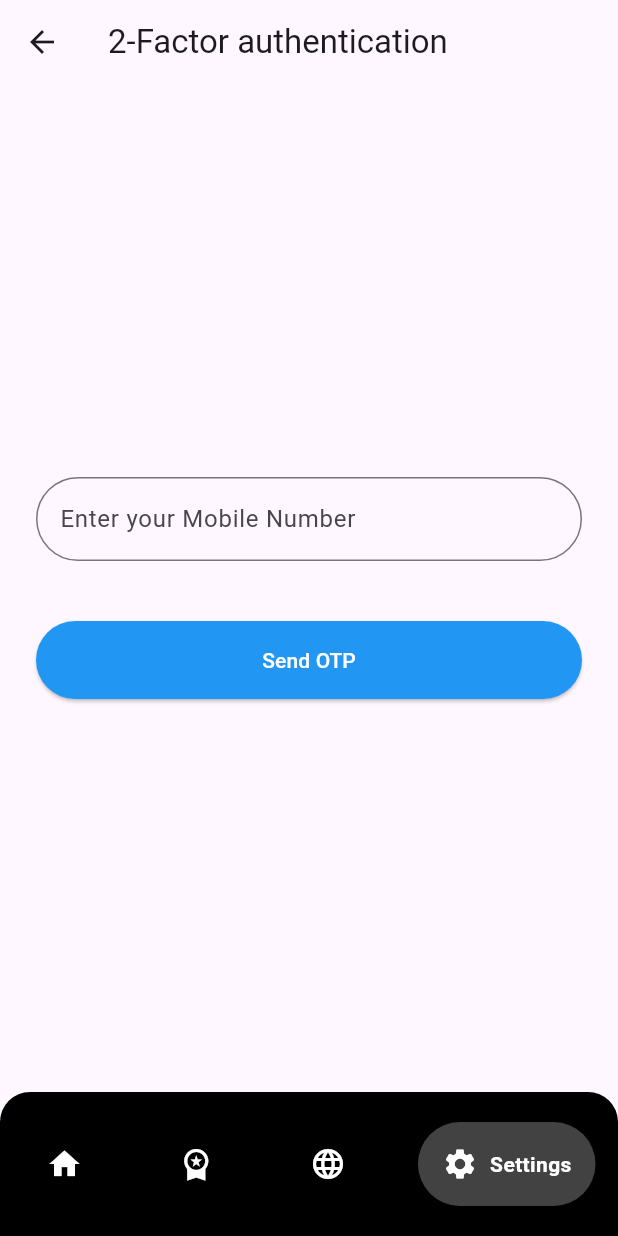
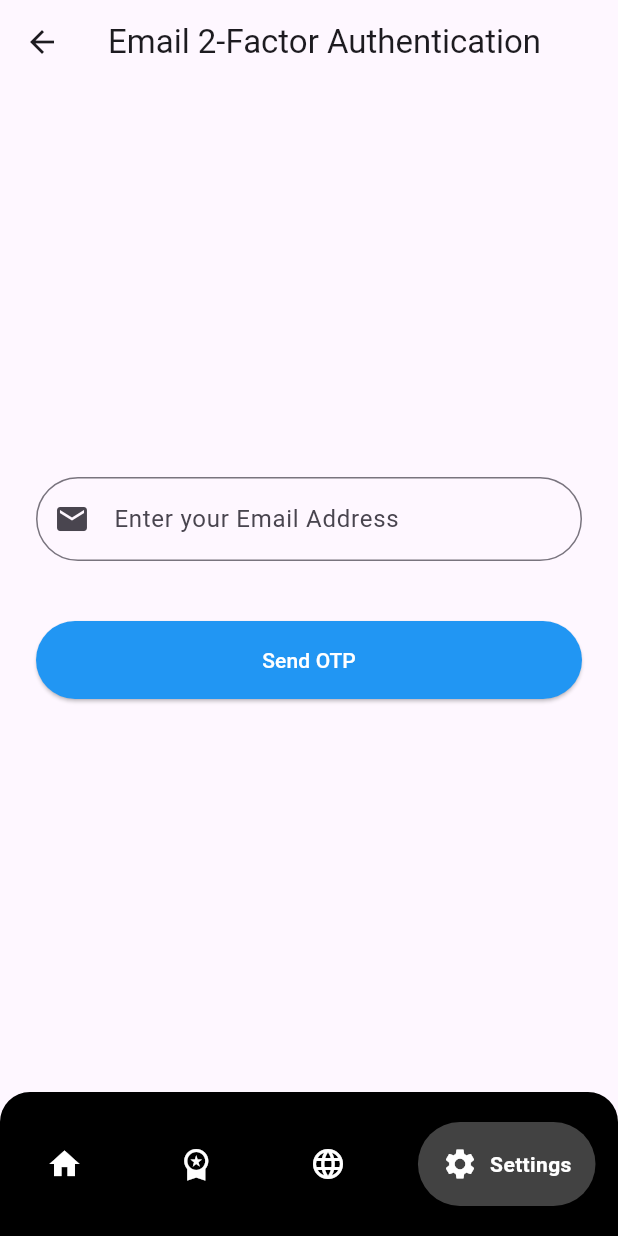
Before and after one commit to AdithyaSean/next-step-flutter, a Flutter app: the screen it shows after launch, on a phone screen of 412 x 824 dp. Run offline on Flutter 3.47's test engine with Material 3 defaults, Android fonts, the phone set to English and light mode, and no system bars; drawn by our look-alikes of google_nav_bar.

Commit message:
create two_factor_email.dart UI

```diff
--- a/lib/main.dart
+++ b/lib/main.dart
@@ -10,7 +10,8 @@ import 'package:flutter/material.dart';
 //import 'package:next_step/nav_bar.dart';
 //import 'package:next_step/set_language_selection.dart';
 //import 'package:next_step/two_factor.dart';
-import 'package:next_step/two_factor_mobile.dart';
+//import 'package:next_step/two_factor_mobile.dart';
+import 'package:next_step/two_factor_email.dart';
 
 
 void main() {
@@ -27,7 +28,7 @@ class MyApp extends StatelessWidget {
       theme: ThemeData(
         primarySwatch: Colors.blue,
       ),
-      home: const TwoFactorAuthScreenMobile(), // Use the imported widget
+      home: const EmailTwoFactorAuthScreen(), // Use the imported widget
     );
   }
 }
--- /dev/null
+++ b/lib/two_factor_email.dart
@@ -0,0 +1,96 @@
+import 'package:flutter/material.dart';
+import 'package:next_step/nav_bar.dart';
+
+class EmailTwoFactorAuthScreen extends StatefulWidget {
+  const EmailTwoFactorAuthScreen({Key? key}) : super(key: key);
+
+  @override
+  _EmailTwoFactorAuthScreenState createState() => _EmailTwoFactorAuthScreenState();
+}
+
+class _EmailTwoFactorAuthScreenState extends State<EmailTwoFactorAuthScreen> {
+  final TextEditingController _emailController = TextEditingController();
+  final TextEditingController _otpController = TextEditingController();
+  bool _otpSent = false;
+
+  @override
+  Widget build(BuildContext context) {
+    return Scaffold(
+      appBar: AppBar(
+        leading: IconButton(
+          icon: const Icon(Icons.arrow_back),
+          onPressed: () => Navigator.pop(context),
+        ),
+        title: const Text('Email 2-Factor Authentication'),
+      ),
+      body: LayoutBuilder(
+        builder: (context, constraints) {
+          double formWidth = constraints.maxWidth;
+          if (constraints.maxWidth > 600) {
+            formWidth = constraints.maxWidth * 0.5;
+          }
+          if (constraints.maxWidth > 1200) {
+            formWidth = constraints.maxWidth * 0.3;
+          }
+          return Center(
+            child: SingleChildScrollView(
+              child: Container(
+                width: formWidth,
+                padding: const EdgeInsets.all(24.0),
+                child: Column(
+                  crossAxisAlignment: CrossAxisAlignment.stretch,
+                  children: [
+                    TextField(
+                      controller: _emailController,
+                      decoration: InputDecoration(
+                        labelText: 'Enter your Email Address',
+                        border: OutlineInputBorder(
+                          borderRadius: BorderRadius.circular(30),
+                        ),
+                        prefixIcon: Icon(Icons.email),
+                      ),
+                      keyboardType: TextInputType.emailAddress,
+                      enabled: !_otpSent,
+                    ),
+                    const SizedBox(height: 16),
+                    if (_otpSent)
+                      TextField(
+                        controller: _otpController,
+                        decoration: InputDecoration(
+                          labelText: 'OTP',
+                          border: OutlineInputBorder(
+                            borderRadius: BorderRadius.circular(30),
+                          ),
+                          prefixIcon: Icon(Icons.lock),
+                        ),
+                        keyboardType: TextInputType.number,
+                      ),
+                    const SizedBox(height: 24),
+                    ElevatedButton(
+                      onPressed: () {
+                        setState(() {
+                          _otpSent = !_otpSent;
+                        });
+                        // Here you would typically implement the logic to send OTP or verify it
+                      },
+                      child: Text(_otpSent ? 'Verify OTP' : 'Send OTP'),
+                      style: ElevatedButton.styleFrom(
+                        backgroundColor: Colors.blue,
+                        foregroundColor: Colors.white,
+                        padding: const EdgeInsets.symmetric(vertical: 16),
+                        shape: RoundedRectangleBorder(
+                          borderRadius: BorderRadius.circular(30),
+                        ),
+                      ),
+                    ),
+                  ],
+                ),
+              ),
+            ),
+          );
+        },
+      ),
+      bottomNavigationBar: const BottomNavContainer(selectedIndex: 3),
+    );
+  }
+}
```
